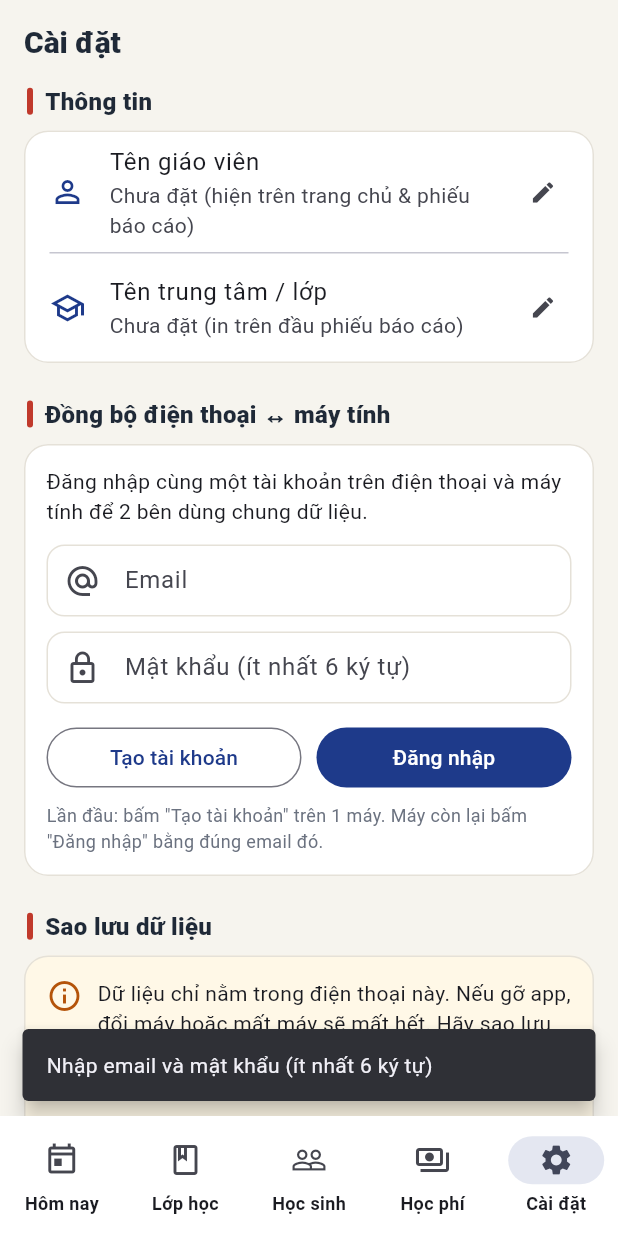
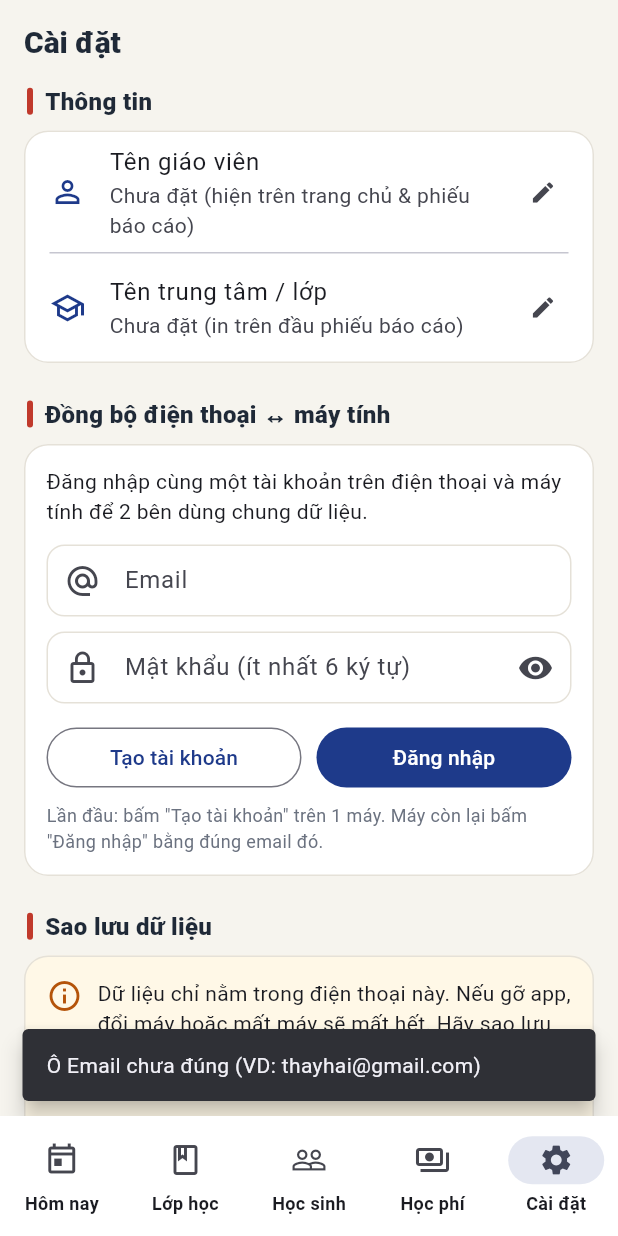
Before and after one commit to hainguyenthanh91-beep/lop-toan, a Flutter app: the screen it shows after launch, item 5 of the bottom bar chosen, after a tap on "Tạo tài khoản", on a phone screen of 412 x 824 dp. Run offline on Flutter 3.47's test engine with Material 3 defaults, Android fonts, the phone set to English and light mode, and no system bars; our stand-ins replace file_picker, fl_chart, share_plus, sqflite, sqflite_common_ffi, supabase_flutter; accounts and stored records are empty.

Commit message:
Đăng nhập đồng bộ: báo lỗi rõ ràng, nút hiện mật khẩu
Co-Authored-By: Claude Opus 5.5 <noreply@anthropic.com>
Claude-Session: https://claude.ai/code/session_01G7sjSsuCLadZGmNf7PNwcz

```diff
--- a/lib/screens/settings.dart
+++ b/lib/screens/settings.dart
@@ -235,6 +235,7 @@ class _SyncPanelState extends State<SyncPanel> {
   final email = TextEditingController();
   final pass = TextEditingController();
   bool busy = false;
+  bool showPass = false;
   int pending = 0;
 
   @override
@@ -258,8 +259,13 @@ class _SyncPanelState extends State<SyncPanel> {
   }
 
   Future<void> _auth(bool signUp) async {
-    if (email.text.trim().isEmpty || pass.text.length < 6) {
-      showToast(context, 'Nhập email và mật khẩu (ít nhất 6 ký tự)');
+    final e = email.text.trim();
+    if (e.isEmpty || !e.contains('@') || !e.contains('.')) {
+      showToast(context, 'Ô Email chưa đúng (VD: thayhai@gmail.com)');
+      return;
+    }
+    if (pass.text.length < 6) {
+      showToast(context, 'Mật khẩu mới có ${pass.text.length} ký tự – cần ít nhất 6');
       return;
     }
     setState(() => busy = true);
@@ -267,7 +273,14 @@ class _SyncPanelState extends State<SyncPanel> {
     if (!mounted) return;
     setState(() => busy = false);
     if (err != null) {
-      showToast(context, err);
+      await showDialog(
+        context: context,
+        builder: (ctx) => AlertDialog(
+          title: const Text('Chưa đăng nhập được'),
+          content: Text(err),
+          actions: [FilledButton(onPressed: () => Navigator.pop(ctx), child: const Text('OK'))],
+        ),
+      );
     } else {
       pass.clear();
       showToast(context, 'Đã đăng nhập – đang đồng bộ dữ liệu…');
@@ -322,13 +335,24 @@ class _SyncPanelState extends State<SyncPanel> {
               TextField(
                 controller: email,
                 keyboardType: TextInputType.emailAddress,
+                autocorrect: false,
+                textCapitalization: TextCapitalization.none,
                 decoration: const InputDecoration(labelText: 'Email', prefixIcon: Icon(Icons.alternate_email)),
               ),
               const SizedBox(height: 10),
               TextField(
                 controller: pass,
-                obscureText: true,
-                decoration: const InputDecoration(labelText: 'Mật khẩu (ít nhất 6 ký tự)', prefixIcon: Icon(Icons.lock_outline)),
+                obscureText: !showPass,
+                autocorrect: false,
+                enableSuggestions: false,
+                decoration: InputDecoration(
+                  labelText: 'Mật khẩu (ít nhất 6 ký tự)',
+                  prefixIcon: const Icon(Icons.lock_outline),
+                  suffixIcon: IconButton(
+                    icon: Icon(showPass ? Icons.visibility_off : Icons.visibility),
+                    onPressed: () => setState(() => showPass = !showPass),
+                  ),
+                ),
                 onSubmitted: (_) => _auth(false),
               ),
               const SizedBox(height: 12),
--- a/pubspec.yaml
+++ b/pubspec.yaml
@@ -1,7 +1,7 @@
 name: lop_toan
 description: "App điểm danh, chấm điểm và theo dõi học sinh – chạy offline trên điện thoại."
 publish_to: 'none'
-version: 2.0.0+6
+version: 2.0.1+7
 
 environment:
   sdk: ">=3.7.0 <4.0.0"
```
Also changed, not shown: lib/sync.dart (+5 -4 lines).
